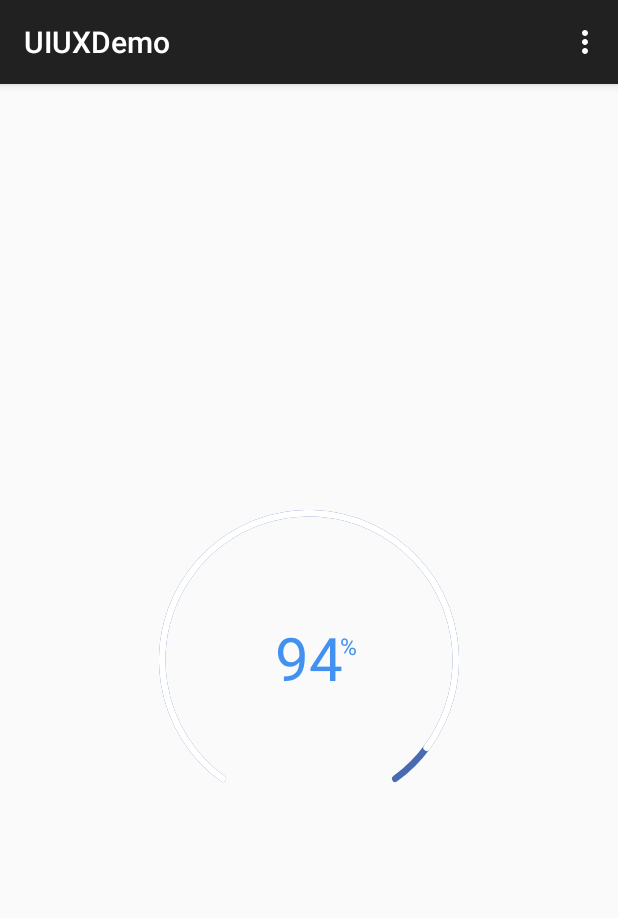
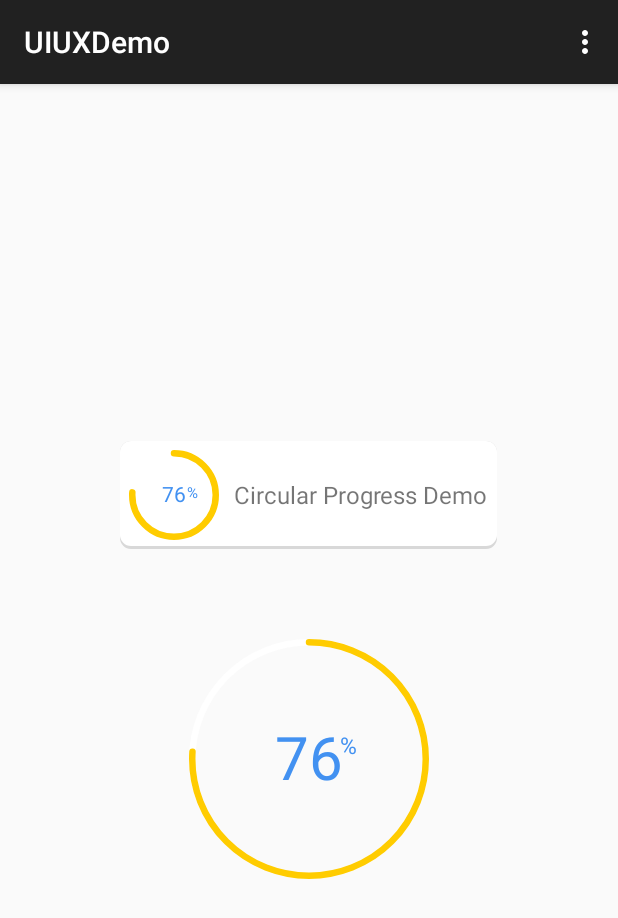
Before and after one commit to BosaiChen/UIUXDemo, an Android app: the screen it shows after launch (MainActivity), on a phone screen of 412 x 824 dp. Shown: the top 918 px of the screen. Run offline under Robolectric (Android 15) with nearby library versions, the phone set to English and light mode, and no system bars.

Commit message:
add demo

```diff
--- a/app/src/main/java/cooluiux/demo/com/uiuxdemo/MainActivity.java
+++ b/app/src/main/java/cooluiux/demo/com/uiuxdemo/MainActivity.java
@@ -41,7 +41,7 @@ public class MainActivity extends ActionBarActivity {
         }, 1000, 100);*/
 
         //use ValueAnimator
-        ValueAnimator animator = ValueAnimator.ofInt(0, 100);
+        /*ValueAnimator animator = ValueAnimator.ofInt(0, 100);
 
         animator.addUpdateListener(new ValueAnimator.AnimatorUpdateListener() {
             @Override
@@ -56,7 +56,7 @@ public class MainActivity extends ActionBarActivity {
         animator.setDuration(5000);
         animator.setRepeatCount(3);
         animator.setRepeatMode(ValueAnimator.RESTART);
-        animator.start();
+        animator.start();*/
     }
 
 
@@ -86,6 +86,6 @@ public class MainActivity extends ActionBarActivity {
     protected void onDestroy() {
         super.onDestroy();
 //        mTimer.cancel();
-        mAnimator.cancel();
+//        mAnimator.cancel();
     }
 }
--- a/app/src/main/java/cooluiux/demo/com/uiuxdemo/widget/ArcProgress.java
+++ b/app/src/main/java/cooluiux/demo/com/uiuxdemo/widget/ArcProgress.java
@@ -1,5 +1,6 @@
 package cooluiux.demo.com.uiuxdemo.widget;
 
+import android.animation.ValueAnimator;
 import android.content.Context;
 import android.content.res.TypedArray;
 import android.graphics.Canvas;
@@ -12,6 +13,9 @@ import android.text.TextPaint;
 import android.text.TextUtils;
 import android.util.AttributeSet;
 import android.view.View;
+import android.view.animation.AccelerateDecelerateInterpolator;
+import android.view.animation.AnticipateOvershootInterpolator;
+
 import cooluiux.demo.com.uiuxdemo.utils.Utils;
 import cooluiux.demo.com.uiuxdemo.R;
 
@@ -20,6 +24,7 @@ public class ArcProgress extends View {
     protected Paint textPaint;
 
     private RectF rectF = new RectF();
+    private ValueAnimator animator;
 
     private float strokeWidth;
     private float suffixTextSize;
@@ -128,6 +133,33 @@ public class ArcProgress extends View {
         super.invalidate();
     }
 
+    @Override
+    protected void onAttachedToWindow() {
+        super.onAttachedToWindow();
+        animator = ValueAnimator.ofInt(0, 75);
+
+        animator.addUpdateListener(new ValueAnimator.AnimatorUpdateListener() {
+            @Override
+            public void onAnimationUpdate(ValueAnimator valueAnimator) {
+                int currentValue = (int) valueAnimator.getAnimatedValue();
+                setProgress(currentValue);
+            }
+        });
+
+        animator.setTarget(this);
+        animator.setInterpolator(new AnticipateOvershootInterpolator());
+        animator.setDuration(3000);
+        animator.setRepeatCount(3);
+        animator.setRepeatMode(ValueAnimator.REVERSE);
+        animator.start();
+    }
+
+    @Override
+    protected void onDetachedFromWindow() {
+        super.onDetachedFromWindow();
+        animator.cancel();
+    }
+
     public float getStrokeWidth() {
         return strokeWidth;
     }
@@ -164,7 +196,8 @@ public class ArcProgress extends View {
         if (this.progress > getMax()) {
             this.progress %= getMax();
         }
-        invalidate();
+//        invalidate();
+        postInvalidate();
     }
 
     public int getMax() {
@@ -273,7 +306,7 @@ public class ArcProgress extends View {
     @Override
     protected void onDraw(Canvas canvas) {
         super.onDraw(canvas);
-        float startAngle = 270 - arcAngle / 2f;
+        float startAngle = 270;
         float finishedSweepAngle = progress / (float) getMax() * arcAngle;
         float finishedStartAngle = startAngle;
         paint.setColor(unfinishedStrokeColor);
--- /dev/null
+++ b/app/src/main/res/drawable/shadow.xml
@@ -0,0 +1,25 @@
+<?xml version="1.0" encoding="utf-8"?>
+<layer-list xmlns:android="http://schemas.android.com/apk/res/android">
+    <item>
+        <shape  android:shape="rectangle">
+
+            <solid android:color="#d8d8d8" />
+            <corners android:radius="7dp" />
+
+        </shape>
+    </item>
+
+    <item android:bottom="3px">
+
+        <shape  android:shape="rectangle">
+
+            <solid android:color="#FFFFFF" />
+            <corners android:radius="7dp" />
+
+
+        </shape>
+
+    </item>
+
+
+</layer-list>
--- a/app/src/main/res/layout/activity_main.xml
+++ b/app/src/main/res/layout/activity_main.xml
@@ -1,14 +1,48 @@
-<RelativeLayout xmlns:android="http://schemas.android.com/apk/res/android"
-    xmlns:tools="http://schemas.android.com/tools" android:layout_width="match_parent"
-    android:layout_height="match_parent" android:paddingLeft="@dimen/activity_horizontal_margin"
+<LinearLayout xmlns:android="http://schemas.android.com/apk/res/android"
+    xmlns:tools="http://schemas.android.com/tools"
+    xmlns:app="http://schemas.android.com/apk/res-auto"
+    android:layout_width="match_parent"
+    android:layout_height="match_parent"
+    android:orientation="vertical"
+    android:paddingLeft="@dimen/activity_horizontal_margin"
     android:paddingRight="@dimen/activity_horizontal_margin"
     android:paddingTop="@dimen/activity_vertical_margin"
-    android:paddingBottom="@dimen/activity_vertical_margin" tools:context=".MainActivity">
+    android:paddingBottom="@dimen/activity_vertical_margin"
+    tools:context=".MainActivity"
+    android:gravity="center">
+
+    <LinearLayout
+        android:layout_width="wrap_content"
+        android:layout_height="wrap_content"
+        android:orientation="horizontal"
+        android:background="@drawable/shadow"
+        android:padding="6dp">
+        <cooluiux.demo.com.uiuxdemo.widget.ArcProgress
+            android:id="@+id/arc_progress"
+            android:layout_width="60dp"
+            android:layout_height="60dp"
+            app:arc_angle="360"
+            app:arc_finished_color="@color/yellow"
+            app:arc_unfinished_color="@android:color/white"
+            app:arc_text_size="14sp"
+            app:arc_suffix_text_size="10sp"
+            app:arc_suffix_text_padding="-2dp"/>
+
+        <TextView
+            android:layout_width="wrap_content"
+            android:layout_height="wrap_content"
+            android:layout_marginLeft="10dp"
+            android:layout_gravity="center_vertical"
+            android:text="Circular Progress Demo"
+            android:textSize="16sp"/>
+    </LinearLayout>
 
     <cooluiux.demo.com.uiuxdemo.widget.ArcProgress
-        android:id="@+id/arc_progress"
-        android:layout_width="200dp"
-        android:layout_height="200dp"
-        android:layout_centerInParent="true"/>
+        android:layout_width="160dp"
+        android:layout_height="160dp"
+        android:layout_marginTop="60dp"
+        app:arc_angle="360"
+        app:arc_finished_color="@color/yellow"
+        app:arc_unfinished_color="@android:color/white" />
 
-</RelativeLayout>
+</LinearLayout>
--- /dev/null
+++ b/app/src/main/res/values/color.xml
@@ -0,0 +1,4 @@
+<?xml version="1.0" encoding="utf-8"?>
+<resources>
+    <color name="yellow">#FFCC00</color>
+</resources>
```
